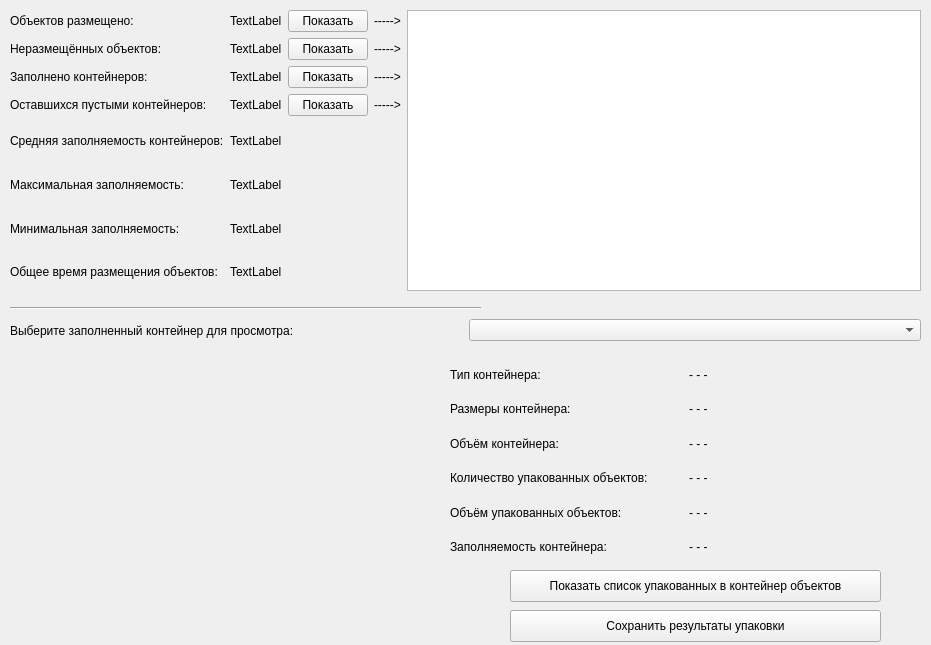
This is result.ui in kireevds/3DBPacking as Qt 5 draws it before an edit. The edited form follows.
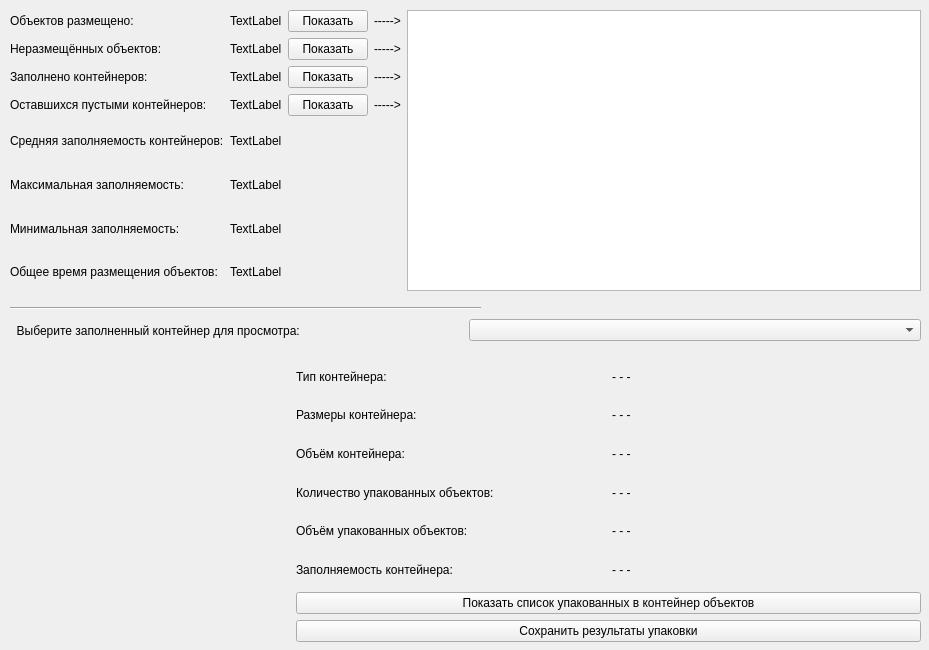
This is the edited form. Custom widgets are drawn as their Qt base class.

Patch:
```diff
--- a/result.ui
+++ b/result.ui
@@ -6,10 +6,28 @@
    <rect>
     <x>0</x>
     <y>0</y>
-    <width>931</width>
-    <height>645</height>
+    <width>929</width>
+    <height>650</height>
    </rect>
   </property>
+  <property name="sizePolicy">
+   <sizepolicy hsizetype="Fixed" vsizetype="Fixed">
+    <horstretch>0</horstretch>
+    <verstretch>0</verstretch>
+   </sizepolicy>
+  </property>
+  <property name="minimumSize">
+   <size>
+    <width>929</width>
+    <height>650</height>
+   </size>
+  </property>
+  <property name="maximumSize">
+   <size>
+    <width>929</width>
+    <height>650</height>
+   </size>
+  </property>
   <property name="windowTitle">
    <string>Результат упаковки</string>
   </property>
@@ -225,152 +243,7 @@
     <enum>Qt::Horizontal</enum>
    </property>
   </widget>
-  <widget class="QWidget" name="pwidget" native="true">
-   <property name="geometry">
-    <rect>
-     <x>50</x>
-     <y>360</y>
-     <width>321</width>
-     <height>271</height>
-    </rect>
-   </property>
-   <widget class="QLabel" name="label_16">
-    <property name="geometry">
-     <rect>
-      <x>140</x>
-      <y>120</y>
-      <width>59</width>
-      <height>16</height>
-     </rect>
-    </property>
-    <property name="text">
-     <string>&lt;pic&gt;</string>
-    </property>
-   </widget>
-  </widget>
-  <widget class="QWidget" name="gridLayoutWidget_2">
-   <property name="geometry">
-    <rect>
-     <x>450</x>
-     <y>360</y>
-     <width>471</width>
-     <height>201</height>
-    </rect>
-   </property>
-   <layout class="QGridLayout" name="gridLayout_2">
-    <item row="5" column="0">
-     <widget class="QLabel" name="label_15">
-      <property name="text">
-       <string>Заполняемость контейнера:</string>
-      </property>
-     </widget>
-    </item>
-    <item row="0" column="0">
-     <widget class="QLabel" name="label_12">
-      <property name="text">
-       <string>Тип контейнера:</string>
-      </property>
-     </widget>
-    </item>
-    <item row="3" column="1">
-     <widget class="QLabel" name="contObjCount">
-      <property name="text">
-       <string>- - -</string>
-      </property>
-     </widget>
-    </item>
-    <item row="2" column="1">
-     <widget class="QLabel" name="contVol">
-      <property name="text">
-       <string>- - -</string>
-      </property>
-     </widget>
-    </item>
-    <item row="5" column="1">
-     <widget class="QLabel" name="contOccup">
-      <property name="text">
-       <string>- - -</string>
-      </property>
-     </widget>
-    </item>
-    <item row="2" column="0">
-     <widget class="QLabel" name="label_5">
-      <property name="text">
-       <string>Объём контейнера:</string>
-      </property>
-     </widget>
-    </item>
-    <item row="1" column="1">
-     <widget class="QLabel" name="contSize">
-      <property name="text">
-       <string>- - -</string>
-      </property>
-     </widget>
-    </item>
-    <item row="1" column="0">
-     <widget class="QLabel" name="label_13">
-      <property name="text">
-       <string>Размеры контейнера:</string>
-      </property>
-     </widget>
-    </item>
-    <item row="0" column="1">
-     <widget class="QLabel" name="contType">
-      <property name="text">
-       <string>- - -</string>
-      </property>
-     </widget>
-    </item>
-    <item row="3" column="0">
-     <widget class="QLabel" name="label_14">
-      <property name="text">
-       <string>Количество упакованных объектов:</string>
-      </property>
-     </widget>
-    </item>
-    <item row="4" column="0">
-     <widget class="QLabel" name="label_11">
-      <property name="text">
-       <string>Объём упакованных объектов:</string>
-      </property>
-     </widget>
-    </item>
-    <item row="4" column="1">
-     <widget class="QLabel" name="contObjVol">
-      <property name="text">
-       <string>- - -</string>
-      </property>
-     </widget>
-    </item>
-   </layout>
-  </widget>
-  <widget class="QPushButton" name="showObjListButton">
-   <property name="geometry">
-    <rect>
-     <x>510</x>
-     <y>570</y>
-     <width>371</width>
-     <height>32</height>
-    </rect>
-   </property>
-   <property name="text">
-    <string>Показать список упакованных в контейнер объектов</string>
-   </property>
-  </widget>
-  <widget class="QPushButton" name="saveResultButton">
-   <property name="geometry">
-    <rect>
-     <x>510</x>
-     <y>610</y>
-     <width>371</width>
-     <height>32</height>
-    </rect>
-   </property>
-   <property name="text">
-    <string>Сохранить результаты упаковки</string>
-   </property>
-  </widget>
-  <widget class="QWidget" name="">
+  <widget class="QWidget" name="layoutWidget">
    <property name="geometry">
     <rect>
      <x>10</x>
@@ -383,7 +256,7 @@
     <item>
      <widget class="QLabel" name="label_10">
       <property name="text">
-       <string>Выберите заполненный контейнер для просмотра:</string>
+       <string>  Выберите заполненный контейнер для просмотра:</string>
       </property>
      </widget>
     </item>
@@ -396,7 +269,155 @@
     </item>
    </layout>
   </widget>
+  <widget class="QWidget" name="horizontalLayoutWidget_2">
+   <property name="geometry">
+    <rect>
+     <x>10</x>
+     <y>360</y>
+     <width>911</width>
+     <height>282</height>
+    </rect>
+   </property>
+   <layout class="QHBoxLayout" name="horizontalLayout_5">
+    <item>
+     <widget class="MainScene" name="pwidget" native="true">
+      <property name="sizePolicy">
+       <sizepolicy hsizetype="Expanding" vsizetype="Expanding">
+        <horstretch>0</horstretch>
+        <verstretch>0</verstretch>
+       </sizepolicy>
+      </property>
+      <property name="minimumSize">
+       <size>
+        <width>279</width>
+        <height>279</height>
+       </size>
+      </property>
+      <property name="maximumSize">
+       <size>
+        <width>280</width>
+        <height>280</height>
+       </size>
+      </property>
+     </widget>
+    </item>
+    <item>
+     <layout class="QVBoxLayout" name="verticalLayout">
+      <item>
+       <layout class="QGridLayout" name="gridLayout_2">
+        <item row="3" column="0">
+         <widget class="QLabel" name="label_14">
+          <property name="text">
+           <string>Количество упакованных объектов:</string>
+          </property>
+         </widget>
+        </item>
+        <item row="4" column="1">
+         <widget class="QLabel" name="contObjVol">
+          <property name="text">
+           <string>- - -</string>
+          </property>
+         </widget>
+        </item>
+        <item row="4" column="0">
+         <widget class="QLabel" name="label_11">
+          <property name="text">
+           <string>Объём упакованных объектов:</string>
+          </property>
+         </widget>
+        </item>
+        <item row="1" column="1">
+         <widget class="QLabel" name="contSize">
+          <property name="text">
+           <string>- - -</string>
+          </property>
+         </widget>
+        </item>
+        <item row="1" column="0">
+         <widget class="QLabel" name="label_13">
+          <property name="text">
+           <string>Размеры контейнера:</string>
+          </property>
+         </widget>
+        </item>
+        <item row="2" column="0">
+         <widget class="QLabel" name="label_5">
+          <property name="text">
+           <string>Объём контейнера:</string>
+          </property>
+         </widget>
+        </item>
+        <item row="5" column="1">
+         <widget class="QLabel" name="contOccup">
+          <property name="text">
+           <string>- - -</string>
+          </property>
+         </widget>
+        </item>
+        <item row="2" column="1">
+         <widget class="QLabel" name="contVol">
+          <property name="text">
+           <string>- - -</string>
+          </property>
+         </widget>
+        </item>
+        <item row="3" column="1">
+         <widget class="QLabel" name="contObjCount">
+          <property name="text">
+           <string>- - -</string>
+          </property>
+         </widget>
+        </item>
+        <item row="5" column="0">
+         <widget class="QLabel" name="label_15">
+          <property name="text">
+           <string>Заполняемость контейнера:</string>
+          </property>
+         </widget>
+        </item>
+        <item row="0" column="0">
+         <widget class="QLabel" name="label_12">
+          <property name="text">
+           <string>Тип контейнера:</string>
+          </property>
+         </widget>
+        </item>
+        <item row="0" column="1">
+         <widget class="QLabel" name="contType">
+          <property name="text">
+           <string>- - -</string>
+          </property>
+         </widget>
+        </item>
+       </layout>
+      </item>
+      <item>
+       <widget class="QPushButton" name="showObjListButton">
+        <property name="text">
+         <string>Показать список упакованных в контейнер объектов</string>
+        </property>
+       </widget>
+      </item>
+      <item>
+       <widget class="QPushButton" name="saveResultButton">
+        <property name="text">
+         <string>Сохранить результаты упаковки</string>
+        </property>
+       </widget>
+      </item>
+     </layout>
+    </item>
+   </layout>
+  </widget>
  </widget>
+ <customwidgets>
+  <customwidget>
+   <class>MainScene</class>
+   <extends>QWidget</extends>
+   <header>mainscene.h</header>
+   <container>1</container>
+  </customwidget>
+ </customwidgets>
  <resources/>
  <connections/>
 </ui>
```
